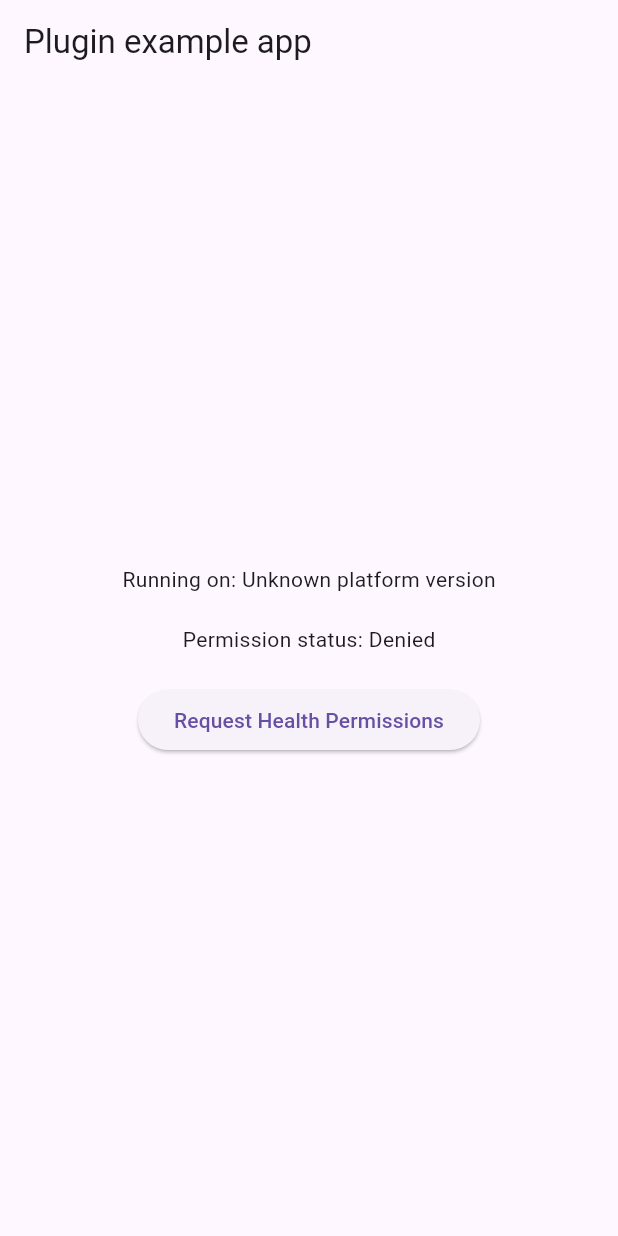
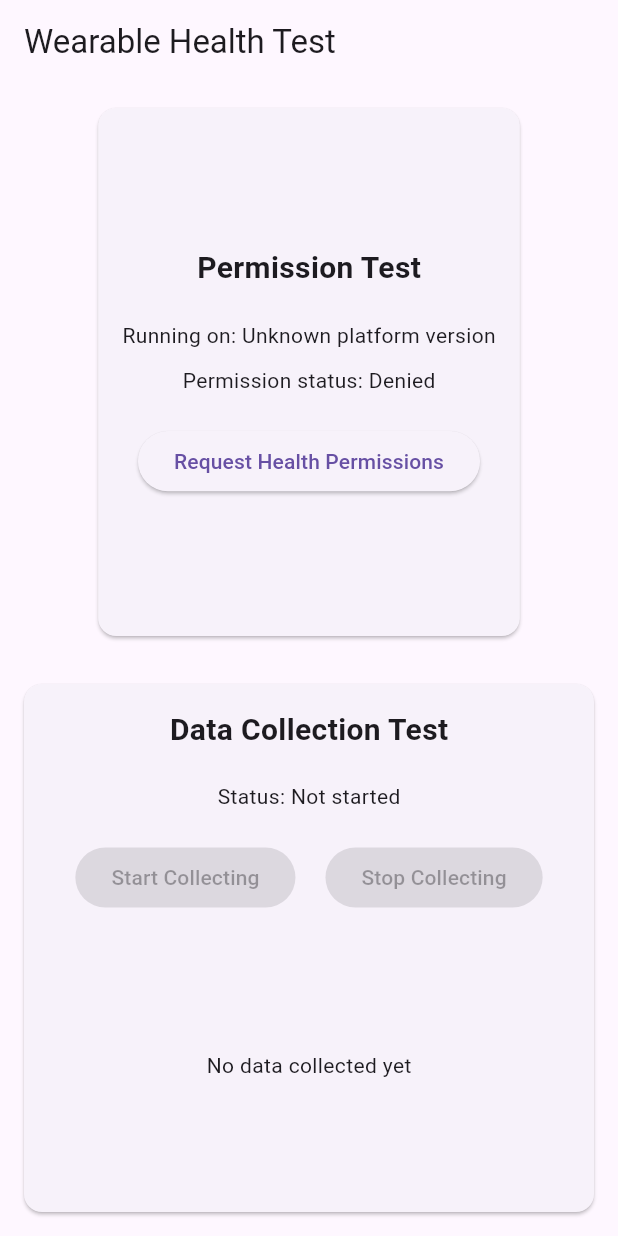
Before and after one commit to GPNaslund/Thesis, a Flutter app: the screen it shows after launch, after a tap on "Request Health Permissions", on a phone screen of 412 x 824 dp. Run offline on Flutter 3.47's test engine with Material 3 defaults, Android fonts, the phone set to English and light mode, and no system bars; our stand-ins replace plugin_platform_interface.

Commit message:
Updates framework and adds questions for further development

```diff
--- /dev/null
+++ b/Framework/wearable_health/example/lib/android/android_wearable_health.dart
@@ -0,0 +1,78 @@
+import 'package:flutter/material.dart';
+import 'package:wearable_health/services/auth/auth_config.dart';
+import 'package:wearable_health/services/backend/health_data_backend.dart';
+import 'package:wearable_health/services/data_transformer/health_data_transformer.dart';
+import 'package:wearable_health/services/enums/battery_level.dart';
+import 'package:wearable_health/services/enums/health_data_type.dart';
+import 'package:wearable_health/services/enums/network_type.dart';
+import 'package:wearable_health/services/synchronization/sync_config.dart';
+import 'package:wearable_health/wearable_health.dart';
+import 'package:wearable_health_example/android/permission_test_widget.dart';
+
+import 'data_collection_widget.dart';
+
+class AndroidWearableHealth extends StatefulWidget {
+  const AndroidWearableHealth({super.key});
+
+  @override
+  State<AndroidWearableHealth> createState() => _AndroidWearableHealthState();
+}
+
+class _AndroidWearableHealthState extends State<AndroidWearableHealth> {
+  final WearableHealth _wearableHealthPlugin = WearableHealth.forHealthConnect(
+    AuthConfig.automaticAuth(),
+    [HealthDataType.heartRate, HealthDataType.steps],
+    HealthDataTransformer.openMHealth(),
+    HealthDataBackend.http(
+      endpoint: 'https://example.com',
+      authHeaders: {'Authorization': 'Bearer your_token'},
+      retryAttempts: 3,
+    ),
+    SyncConfig(
+      networkType: NetworkType.wifiOnly,
+      batchSize: 100,
+      interval: Duration(minutes: 5),
+      batteryLevel: BatteryLevel.aboveThirtyPercent,
+    ),
+        (error) => print(error),
+  );
+
+  String _permissionStatus = "Not requested";
+  bool _hasPermissions = false;
+  bool _isCurrentlyCollecting = false;
+
+  @override
+  Widget build(BuildContext context) {
+    return Scaffold(
+      appBar: AppBar(title: const Text('Wearable Health Test')),
+      body: Column(
+        children: [
+          Expanded(
+            child: PermissionTestWidget(
+              wearableHealthPlugin: _wearableHealthPlugin,
+              permissionStatus: _permissionStatus,
+              onPermissionStatusChange: (status, hasPermissions) {
+                setState(() {
+                  _permissionStatus = status;
+                  _hasPermissions = hasPermissions;
+                });
+              },
+            ),
+          ),
+          Expanded(
+            child: DataCollectionWidget(
+              wearableHealthPlugin: _wearableHealthPlugin,
+              isEnabled: _hasPermissions,
+              isCollecting: _isCurrentlyCollecting,
+              onCollectionStateChange: (isCollecting) {
+                setState(() {
+                  _isCurrentlyCollecting = isCollecting;
+                });
+              },
+            ),
+          ),
+        ],
+      ),
+    );
+  }
+}
--- /dev/null
+++ b/Framework/wearable_health/example/lib/android/data_collection_widget.dart
@@ -0,0 +1,187 @@
+import 'dart:async';
+
+import 'package:flutter/material.dart';
+import 'package:wearable_health/wearable_health.dart';
+
+class DataCollectionWidget extends StatefulWidget {
+  final WearableHealth wearableHealthPlugin;
+  final bool isEnabled;
+  final bool isCollecting;
+  final Function(bool isCollecting) onCollectionStateChange;
+
+  const DataCollectionWidget({
+    Key? key,
+    required this.wearableHealthPlugin,
+    required this.isEnabled,
+    required this.isCollecting,
+    required this.onCollectionStateChange,
+  }) : super(key: key);
+
+  @override
+  State<DataCollectionWidget> createState() => _DataCollectionWidgetState();
+}
+
+class _DataCollectionWidgetState extends State<DataCollectionWidget> {
+  String _collectionStatus = 'Not started';
+  List<String> _collectedData = [];
+  StreamSubscription? _dataSubscription;
+
+  Future<void> _startDataCollection() async {
+    if (!widget.isEnabled) {
+      setState(() {
+        _collectionStatus = 'Cannot start: No permissions';
+      });
+      return;
+    }
+
+    try {
+      // Set up status stream listener before starting collection
+      _dataSubscription = widget.wearableHealthPlugin.statusStream.listen(
+            (status) {
+          setState(() {
+            _collectedData.add('${DateTime.now()}: ${status.toString()}');
+            // Keep only the last 10 entries to avoid memory issues
+            if (_collectedData.length > 10) {
+              _collectedData.removeAt(0);
+            }
+
+            // Update the collection status based on the SyncStatus enum
+            switch (status) {
+              case SyncStatus.collecting:
+                _collectionStatus = 'Actively collecting data...';
+                widget.onCollectionStateChange(true);
+                break;
+              case SyncStatus.transforming:
+                _collectionStatus = 'Transforming collected data...';
+                break;
+              case SyncStatus.sending:
+                _collectionStatus = 'Sending data to backend...';
+                break;
+              case SyncStatus.completed:
+                _collectionStatus = 'Collection cycle completed';
+                break;
+              case SyncStatus.error:
+                _collectionStatus = 'Error during collection';
+                break;
+              case SyncStatus.stopping:
+                _collectionStatus = 'Stopping collection...';
+                break;
+              case SyncStatus.stopped:
+                _collectionStatus = 'Collection stopped';
+                widget.onCollectionStateChange(false);
+                break;
+              default:
+                _collectionStatus = 'Status: $status';
+            }
+          });
+        },
+        onError: (error) {
+          setState(() {
+            _collectionStatus = 'Error: $error';
+            widget.onCollectionStateChange(false);
+          });
+        },
+      );
+
+      // Start the data collection
+      final bool started = await widget.wearableHealthPlugin.startCollecting();
+
+      setState(() {
+        if (started) {
+          _collectionStatus = 'Collection started';
+        } else {
+          _collectionStatus = 'Failed to start collection';
+          widget.onCollectionStateChange(false);
+        }
+      });
+    } catch (e) {
+      setState(() {
+        _collectionStatus = 'Error starting collection: $e';
+        widget.onCollectionStateChange(false);
+      });
+    }
+  }
+
+  Future<void> _stopDataCollection() async {
+    try {
+      // Stop the data collection first
+      final bool stopped = await widget.wearableHealthPlugin.stopCollecting();
+
+      // Then cancel the subscription
+      await _dataSubscription?.cancel();
+      _dataSubscription = null;
+
+      setState(() {
+        if (stopped) {
+          _collectionStatus = 'Collection stopped';
+        } else {
+          _collectionStatus = 'Failed to stop collection';
+        }
+        widget.onCollectionStateChange(false);
+      });
+    } catch (e) {
+      setState(() {
+        _collectionStatus = 'Error stopping collection: $e';
+        widget.onCollectionStateChange(false);
+      });
+    }
+  }
+
+  @override
+  void dispose() {
+    _dataSubscription?.cancel();
+    super.dispose();
+  }
+
+  @override
+  Widget build(BuildContext context) {
+    return Card(
+      margin: const EdgeInsets.all(16.0),
+      child: Padding(
+        padding: const EdgeInsets.all(16.0),
+        child: Column(
+          mainAxisAlignment: MainAxisAlignment.center,
+          children: [
+            const Text(
+              'Data Collection Test',
+              style: TextStyle(fontSize: 20, fontWeight: FontWeight.bold),
+            ),
+            const SizedBox(height: 20),
+            Text('Status: $_collectionStatus'),
+            const SizedBox(height: 20),
+            Row(
+              mainAxisAlignment: MainAxisAlignment.center,
+              children: [
+                ElevatedButton(
+                  onPressed: widget.isEnabled && !widget.isCollecting
+                      ? _startDataCollection
+                      : null,
+                  child: const Text('Start Collecting'),
+                ),
+                const SizedBox(width: 20),
+                ElevatedButton(
+                  onPressed: widget.isCollecting ? _stopDataCollection : null,
+                  child: const Text('Stop Collecting'),
+                ),
+              ],
+            ),
+            const SizedBox(height: 20),
+            Expanded(
+              child: _collectedData.isEmpty
+                  ? const Center(child: Text('No data collected yet'))
+                  : ListView.builder(
+                itemCount: _collectedData.length,
+                itemBuilder: (context, index) {
+                  return ListTile(
+                    title: Text(_collectedData[index]),
+                    dense: true,
+                  );
+                },
+              ),
+            ),
+          ],
+        ),
+      ),
+    );
+  }
+}
--- /dev/null
+++ b/Framework/wearable_health/example/lib/android/permission_test_widget.dart
@@ -0,0 +1,97 @@
+import 'package:flutter/material.dart';
+import 'package:flutter/services.dart';
+import 'package:wearable_health/wearable_health.dart';
+
+class PermissionTestWidget extends StatefulWidget {
+  final WearableHealth wearableHealthPlugin;
+  final String permissionStatus;
+  final Function(String status, bool hasPermissions) onPermissionStatusChange;
+
+  const PermissionTestWidget({
+    Key? key,
+    required this.wearableHealthPlugin,
+    required this.permissionStatus,
+    required this.onPermissionStatusChange,
+  }) : super(key: key);
+
+  @override
+  State<PermissionTestWidget> createState() => _PermissionTestWidgetState();
+}
+
+class _PermissionTestWidgetState extends State<PermissionTestWidget> {
+  String _platformVersion = 'Unknown';
+
+  @override
+  void initState() {
+    super.initState();
+    initPlatformState();
+  }
+
+  Future<void> initPlatformState() async {
+    String platformVersion;
+    try {
+      platformVersion =
+          await widget.wearableHealthPlugin.getPlatformVersion() ??
+              'Unknown platform version';
+    } on PlatformException {
+      platformVersion = 'Failed to get platform version.';
+    }
+    if (!mounted) return;
+    setState(() {
+      _platformVersion = platformVersion;
+    });
+  }
+
+  Future<void> _requestHealthPermissions() async {
+    print("Starting permission request flow...");
+    widget.onPermissionStatusChange("Requesting...", false);
+
+    try {
+      print("Sending permission request to native code");
+      final bool granted = await widget.wearableHealthPlugin.requestPermissions();
+      print("Permission request completed with result: $granted");
+
+      // Add a slight delay to ensure the UI updates
+      await Future.delayed(Duration(milliseconds: 100));
+
+      // Force a UI update
+      if (mounted) {
+        widget.onPermissionStatusChange(granted ? "Granted" : "Denied", granted);
+        print("Updated UI state to: ${granted ? "Granted" : "Denied"}");
+      }
+    } catch (e) {
+      print("Error in permission request: $e");
+      if (mounted) {
+        widget.onPermissionStatusChange("Error: $e", false);
+      }
+    }
+  }
+
+  @override
+  Widget build(BuildContext context) {
+    return Card(
+      margin: const EdgeInsets.all(16.0),
+      child: Padding(
+        padding: const EdgeInsets.all(16.0),
+        child: Column(
+          mainAxisAlignment: MainAxisAlignment.center,
+          children: [
+            const Text(
+              'Permission Test',
+              style: TextStyle(fontSize: 20, fontWeight: FontWeight.bold),
+            ),
+            const SizedBox(height: 20),
+            Text('Running on: $_platformVersion'),
+            const SizedBox(height: 10),
+            Text('Permission status: ${widget.permissionStatus}'),
+            const SizedBox(height: 20),
+            ElevatedButton(
+              onPressed: _requestHealthPermissions,
+              child: const Text('Request Health Permissions'),
+            ),
+          ],
+        ),
+      ),
+    );
+  }
+}
--- a/Framework/wearable_health/example/lib/main.dart
+++ b/Framework/wearable_health/example/lib/main.dart
@@ -1,127 +1,21 @@
 import 'package:flutter/material.dart';
-import 'dart:async';
-
-import 'package:flutter/services.dart';
-import 'package:wearable_health/services/auth/auth_config.dart';
-import 'package:wearable_health/services/backend/health_data_backend.dart';
-import 'package:wearable_health/services/data_transformer/health_data_transformer.dart';
-import 'package:wearable_health/services/enums/battery_level.dart';
-import 'package:wearable_health/services/enums/health_data_type.dart';
-import 'package:wearable_health/services/enums/network_type.dart';
-import 'package:wearable_health/services/synchronization/sync_config.dart';
-import 'package:wearable_health/wearable_health.dart';
+import 'android/android_wearable_health.dart';
 
 void main() {
   runApp(const MyApp());
 }
 
-class MyApp extends StatefulWidget {
+class MyApp extends StatelessWidget {
   const MyApp({super.key});
-
-  @override
-  State<MyApp> createState() => _MyAppState();
-}
-
-class _MyAppState extends State<MyApp> {
-  String _platformVersion = 'Unknown';
-  String _permissionStatus = "Not requested";
-  final _wearableHealthPlugin = WearableHealth.forHealthConnect(
-    AuthConfig.automaticAuth(),
-    [HealthDataType.heartRate, HealthDataType.steps],
-    HealthDataTransformer.openMHealth(),
-    HealthDataBackend.http(
-      endpoint: 'https://example.com',
-      authHeaders: {'Authorization': 'Bearer your_token'},
-      retryAttempts: 3,
-    ),
-    SyncConfig(
-      networkType: NetworkType.wifiOnly,
-      batchSize: 100,
-      interval: Duration(minutes: 5),
-      batteryLevel: BatteryLevel.aboveThirtyPercent,
-    ),
-    (error) => print(error),
-  );
-
-  @override
-  void initState() {
-    super.initState();
-    initPlatformState();
-  }
-
-  // Platform messages are asynchronous, so we initialize in an async method.
-  Future<void> initPlatformState() async {
-    String platformVersion;
-    // Platform messages may fail, so we use a try/catch PlatformException.
-    // We also handle the message potentially returning null.
-    try {
-      platformVersion =
-          await _wearableHealthPlugin.getPlatformVersion() ??
-          'Unknown platform version';
-    } on PlatformException {
-      platformVersion = 'Failed to get platform version.';
-    }
-
-    // If the widget was removed from the tree while the asynchronous platform
-    // message was in flight, we want to discard the reply rather than calling
-    // setState to update our non-existent appearance.
-    if (!mounted) return;
-
-    setState(() {
-      _platformVersion = platformVersion;
-    });
-  }
-
-  Future<void> _requestHealthPermissions() async {
-    print("Starting permission request flow...");
-    setState(() {
-      _permissionStatus = "Requesting...";
-    });
-
-    try {
-      print("Sending permission request to native code");
-      final bool granted = await _wearableHealthPlugin.requestPermissions();
-      print("Permission request completed with result: $granted");
-
-      // Add a slight delay to ensure the UI updates
-      await Future.delayed(Duration(milliseconds: 100));
-
-      // Force a UI update
-      if (mounted) {
-        setState(() {
-          _permissionStatus = granted ? "Granted" : "Denied";
-        });
-        print("Updated UI state to: $_permissionStatus");
-      }
-    } catch (e) {
-      print("Error in permission request: $e");
-      if (mounted) {
-        setState(() {
-          _permissionStatus = "Error: $e";
-        });
-      }
-    }
-  }
 
   @override
   Widget build(BuildContext context) {
     return MaterialApp(
-      home: Scaffold(
-        appBar: AppBar(title: const Text('Plugin example app')),
-        body: Center(
-          child: Column(
-            mainAxisAlignment: MainAxisAlignment.center,
-            children: [
-              Text('Running on: $_platformVersion\n'),
-              Text('Permission status: $_permissionStatus\n'),
-              ElevatedButton(
-                onPressed: _requestHealthPermissions,
-                child: const Text('Request Health Permissions'),
-              ),
-            ],
-          ),
-        ),
+      title: 'Wearable Health Test',
+      theme: ThemeData(
+        primarySwatch: Colors.blue,
       ),
+      home: const AndroidWearableHealth(),
     );
   }
 }
```
Also changed, not shown: Framework/wearable_health/lib/wearable_health.dart (+20 -1 lines), 3 other files.
